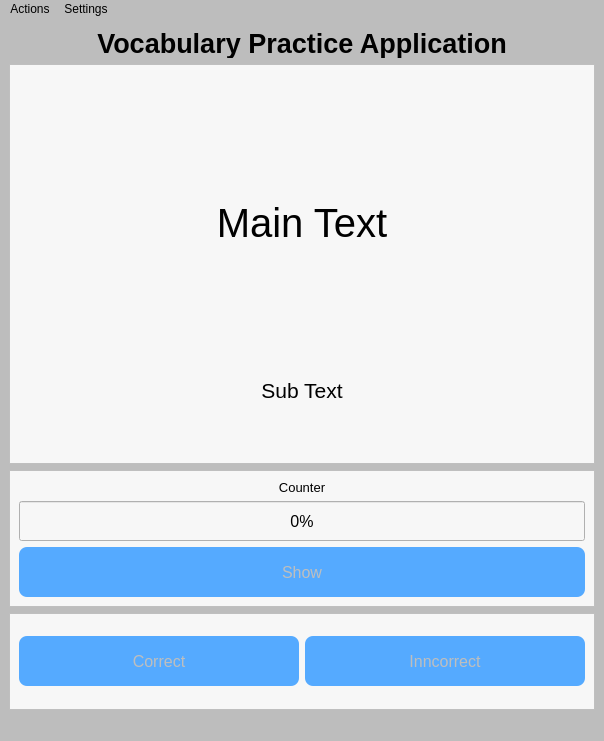
The window that src/assets/app.ui (petern2599/Vocabulary-Practice-App) describes before a commit, drawn with Qt 5.
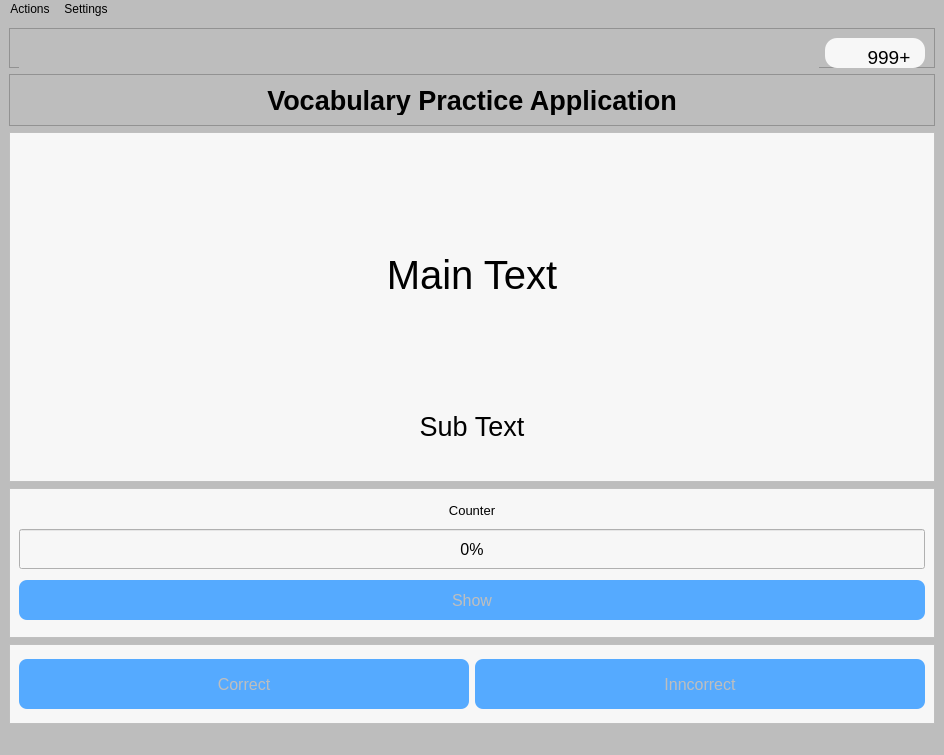
The same window after the commit. Icons and pictures are not drawn.

Commit message: changed text position in weekly chart and added streaks

```diff
--- a/src/assets/app.ui
+++ b/src/assets/app.ui
@@ -6,8 +6,8 @@
    <rect>
     <x>0</x>
     <y>0</y>
-    <width>604</width>
-    <height>741</height>
+    <width>944</width>
+    <height>755</height>
    </rect>
   </property>
   <property name="windowTitle">
@@ -19,29 +19,183 @@
   <widget class="QWidget" name="centralwidget">
    <layout class="QVBoxLayout" name="verticalLayout">
     <item>
-     <widget class="QLabel" name="label_4">
+     <widget class="QFrame" name="frame_5">
+      <property name="minimumSize">
+       <size>
+        <width>0</width>
+        <height>40</height>
+       </size>
+      </property>
       <property name="maximumSize">
        <size>
         <width>16777215</width>
-        <height>30</height>
+        <height>40</height>
        </size>
       </property>
-      <property name="font">
-       <font>
-        <pointsize>20</pointsize>
-        <weight>75</weight>
-        <bold>true</bold>
-       </font>
+      <property name="frameShape">
+       <enum>QFrame::StyledPanel</enum>
       </property>
-      <property name="contextMenuPolicy">
-       <enum>Qt::NoContextMenu</enum>
+      <property name="frameShadow">
+       <enum>QFrame::Raised</enum>
       </property>
-      <property name="text">
-       <string>Vocabulary Practice Application</string>
+      <layout class="QGridLayout" name="gridLayout_2">
+       <item row="0" column="0">
+        <widget class="QLabel" name="label_2">
+         <property name="minimumSize">
+          <size>
+           <width>800</width>
+           <height>30</height>
+          </size>
+         </property>
+         <property name="maximumSize">
+          <size>
+           <width>999999</width>
+           <height>30</height>
+          </size>
+         </property>
+         <property name="text">
+          <string/>
+         </property>
+        </widget>
+       </item>
+       <item row="0" column="1">
+        <widget class="QFrame" name="frame_6">
+         <property name="sizePolicy">
+          <sizepolicy hsizetype="Preferred" vsizetype="Preferred">
+           <horstretch>0</horstretch>
+           <verstretch>0</verstretch>
+          </sizepolicy>
+         </property>
+         <property name="minimumSize">
+          <size>
+           <width>100</width>
+           <height>30</height>
+          </size>
+         </property>
+         <property name="maximumSize">
+          <size>
+           <width>100</width>
+           <height>30</height>
+          </size>
+         </property>
+         <property name="styleSheet">
+          <string notr="true">QFrame{
+	border-radius: 12px;
+	background-color: rgb(247, 247, 247);
+}</string>
+         </property>
+         <property name="frameShape">
+          <enum>QFrame::StyledPanel</enum>
+         </property>
+         <property name="frameShadow">
+          <enum>QFrame::Raised</enum>
+         </property>
+         <layout class="QGridLayout" name="gridLayout">
+          <property name="rightMargin">
+           <number>9</number>
+          </property>
+          <property name="horizontalSpacing">
+           <number>0</number>
+          </property>
+          <property name="verticalSpacing">
+           <number>6</number>
+          </property>
+          <item row="0" column="0">
+           <widget class="QLabel" name="label">
+            <property name="minimumSize">
+             <size>
+              <width>30</width>
+              <height>20</height>
+             </size>
+            </property>
+            <property name="maximumSize">
+             <size>
+              <width>30</width>
+              <height>20</height>
+             </size>
+            </property>
+            <property name="text">
+             <string/>
+            </property>
+            <property name="pixmap">
+             <pixmap>streak_icon.png</pixmap>
+            </property>
+            <property name="scaledContents">
+             <bool>true</bool>
+            </property>
+           </widget>
+          </item>
+          <item row="0" column="1">
+           <widget class="QLabel" name="streak_label">
+            <property name="minimumSize">
+             <size>
+              <width>50</width>
+              <height>20</height>
+             </size>
+            </property>
+            <property name="maximumSize">
+             <size>
+              <width>50</width>
+              <height>20</height>
+             </size>
+            </property>
+            <property name="font">
+             <font>
+              <pointsize>14</pointsize>
+             </font>
+            </property>
+            <property name="text">
+             <string>999+</string>
+            </property>
+            <property name="alignment">
+             <set>Qt::AlignCenter</set>
+            </property>
+           </widget>
+          </item>
+         </layout>
+         <zorder>streak_label</zorder>
+         <zorder>label</zorder>
+        </widget>
+       </item>
+      </layout>
+     </widget>
+    </item>
+    <item>
+     <widget class="QFrame" name="frame_4">
+      <property name="frameShape">
+       <enum>QFrame::StyledPanel</enum>
       </property>
-      <property name="alignment">
-       <set>Qt::AlignCenter</set>
+      <property name="frameShadow">
+       <enum>QFrame::Raised</enum>
       </property>
+      <layout class="QVBoxLayout" name="verticalLayout_4">
+       <item>
+        <widget class="QLabel" name="label_4">
+         <property name="maximumSize">
+          <size>
+           <width>16777215</width>
+           <height>30</height>
+          </size>
+         </property>
+         <property name="font">
+          <font>
+           <pointsize>20</pointsize>
+           <weight>75</weight>
+           <bold>true</bold>
+          </font>
+         </property>
+         <property name="contextMenuPolicy">
+          <enum>Qt::NoContextMenu</enum>
+         </property>
+         <property name="text">
+          <string>Vocabulary Practice Application</string>
+         </property>
+         <property name="alignment">
+          <set>Qt::AlignCenter</set>
+         </property>
+        </widget>
+       </item>
+      </layout>
      </widget>
     </item>
     <item>
@@ -49,7 +203,7 @@
       <property name="minimumSize">
        <size>
         <width>300</width>
-        <height>400</height>
+        <height>350</height>
        </size>
       </property>
       <property name="maximumSize">
@@ -124,7 +278,7 @@
          </property>
          <property name="font">
           <font>
-           <pointsize>16</pointsize>
+           <pointsize>20</pointsize>
           </font>
          </property>
          <property name="text">
@@ -149,7 +303,7 @@
       <property name="minimumSize">
        <size>
         <width>300</width>
-        <height>100</height>
+        <height>150</height>
        </size>
       </property>
       <property name="styleSheet">
@@ -235,7 +389,7 @@
          <property name="minimumSize">
           <size>
            <width>0</width>
-           <height>50</height>
+           <height>40</height>
           </size>
          </property>
          <property name="maximumSize">
@@ -378,7 +532,7 @@
     <rect>
      <x>0</x>
      <y>0</y>
-     <width>604</width>
+     <width>944</width>
      <height>21</height>
     </rect>
    </property>
```
The commit also changes 4 other files.
